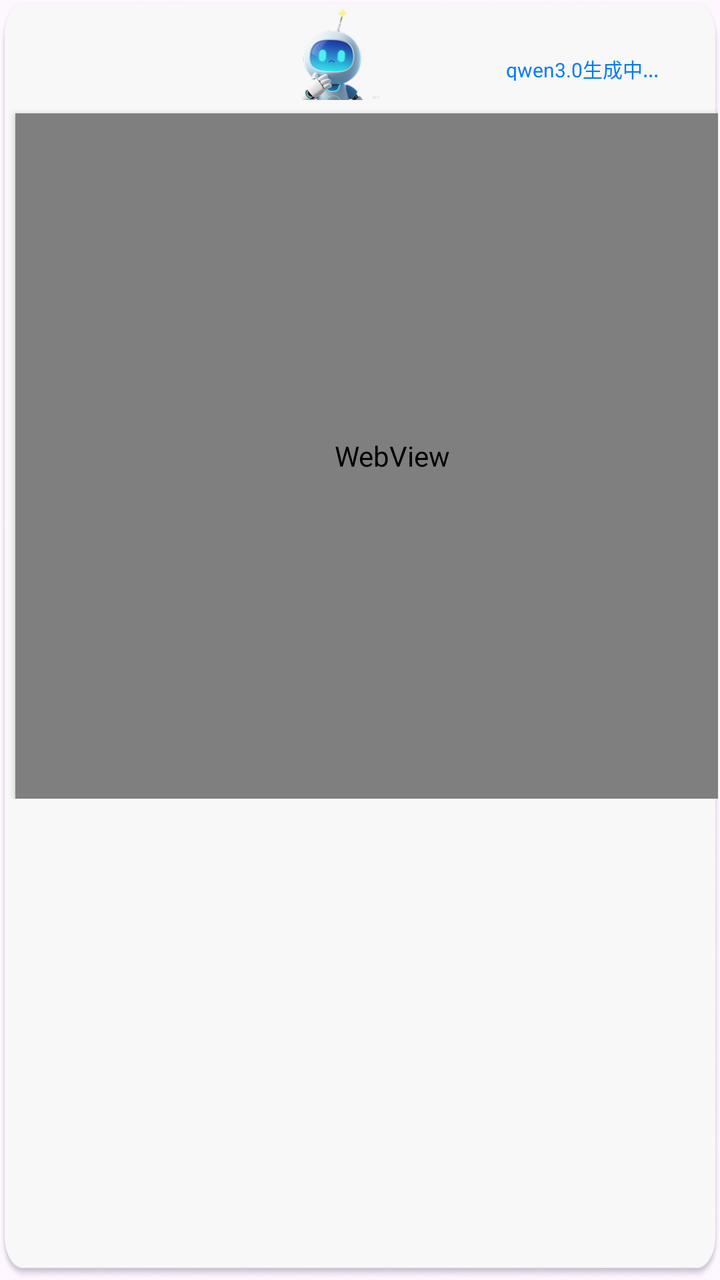
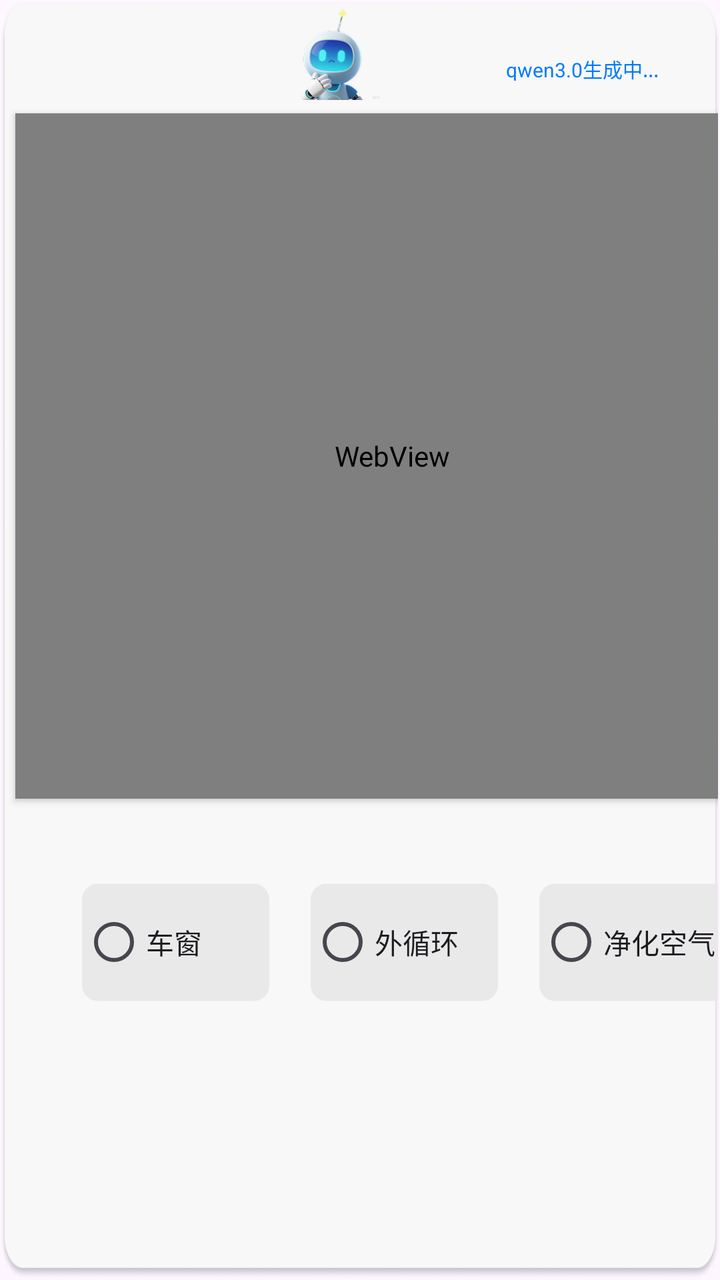

Screens rendered from an Android XML layout before and after an edit, with the pre-edit source and the edit as a unified diff.
<!-- AndroidManifest.xml: application theme Theme.AIAgent -->
<!-- res/layout/aiagent_window_layout.xml -->
<?xml version="1.0" encoding="utf-8"?>
<FrameLayout xmlns:android="http://schemas.android.com/apk/res/android"
    android:layout_width="1171px"
    android:layout_height="1252px"
    android:background="@drawable/aiagentwindowbg"
    android:padding="1dp">
    <LinearLayout
        android:layout_width="wrap_content"
        android:layout_height="wrap_content"

        android:id="@+id/aiagentlinearLayout"

        android:orientation="vertical">
    <LinearLayout
        android:layout_width="wrap_content"
        android:layout_height="wrap_content"

        android:id="@+id/tipslayout"
        android:layout_marginLeft="422px"
        android:orientation="horizontal">
        <ImageView
            android:id="@+id/roboticon"
            android:layout_width="147px"
            android:layout_height="147px"

            android:scaleType="fitXY"
            android:src="@drawable/robot"
            android:visibility="visible" />
        <LinearLayout
            android:layout_width="wrap_content"
            android:layout_height="wrap_content"
            android:layout_marginLeft="187px"
            android:layout_marginTop="15px"
            android:id="@+id/inputtextslayout"

            android:orientation="vertical">
        <TextView
            android:id="@+id/inputtext"
            android:layout_width="323px"
            android:layout_height="63px"
            android:textColor="#FF000000"
            android:textSize="15sp"/>
        <TextView
            android:id="@+id/proceduer"
            android:layout_width="235px"
            android:layout_height="40px"
            android:textColor="#FF007AFF"
            android:text="qwen3.0生成中..."
            android:textSize="10sp"/>
        </LinearLayout>
    </LinearLayout>
        <WebView
            android:id="@+id/responseWebView"
            android:layout_width="1131px"
            android:layout_height="1028px"
            android:layout_marginLeft="20px"
            android:layout_marginTop="20px"
            android:elevation="2dp" />

    </LinearLayout>
</FrameLayout>
<!-- resources referenced by this layout -->
<resources>
  <!-- drawable aiagentwindowbg: png bitmap (drawable, 59375 bytes) -->
  <!-- drawable robot: png bitmap (drawable, 20945 bytes) -->
  <style name="Theme.AIAgent" parent="Base.Theme.AIAgent" />
  <style name="Base.Theme.AIAgent" parent="Theme.Material3.DayNight.NoActionBar">
          
          
      </style>
</resources>

<!-- the commit's change to res/layout/aiagent_window_layout.xml (unified diff, before → after) -->
@@ -56,6 +56,43 @@
             android:layout_marginLeft="20px"
             android:layout_marginTop="20px"
             android:elevation="2dp" />
+    <LinearLayout
+        android:layout_width="1000px"
+        android:layout_height="240px"
+        android:layout_marginLeft="120px"
+        android:layout_marginTop="96px"
+        android:id="@+id/radiobtnslayout"
 
+        android:orientation="horizontal">
+        <android.widget.RadioButton
+            android:id="@+id/btnwindow"
+            android:layout_width="281px"
+            android:layout_height="177px"
+            android:layout_marginTop="31px"
+
+            android:scaleType="fitXY"
+            android:background="@drawable/radiobtnbg"
+            android:text="车窗"/>
+        <android.widget.RadioButton
+            android:id="@+id/btnoutdoor"
+            android:layout_width="281px"
+            android:layout_height="177px"
+            android:layout_marginTop="31px"
+            android:layout_marginLeft="62px"
+
+            android:scaleType="fitXY"
+            android:background="@drawable/radiobtnbg"
+            android:text="外循环"/>
+        <android.widget.RadioButton
+            android:id="@+id/btncleanair"
+            android:layout_width="281px"
+            android:layout_height="177px"
+            android:layout_marginTop="31px"
+            android:layout_marginLeft="62px"
+
+            android:scaleType="fitXY"
+            android:background="@drawable/radiobtnbg"
+            android:text="净化空气"/>
+    </LinearLayout>
     </LinearLayout>
 </FrameLayout>
<!-- resource entries referenced after the edit -->
@@ -1,6 +1,7 @@
 <!-- resources referenced by this layout -->
 <resources>
   <!-- drawable aiagentwindowbg: png bitmap (drawable, 59375 bytes) -->
+  <!-- drawable radiobtnbg: png bitmap (drawable, 1460 bytes) -->
   <!-- drawable robot: png bitmap (drawable, 20945 bytes) -->
   <style name="Theme.AIAgent" parent="Base.Theme.AIAgent" />
   <style name="Base.Theme.AIAgent" parent="Theme.Material3.DayNight.NoActionBar">
